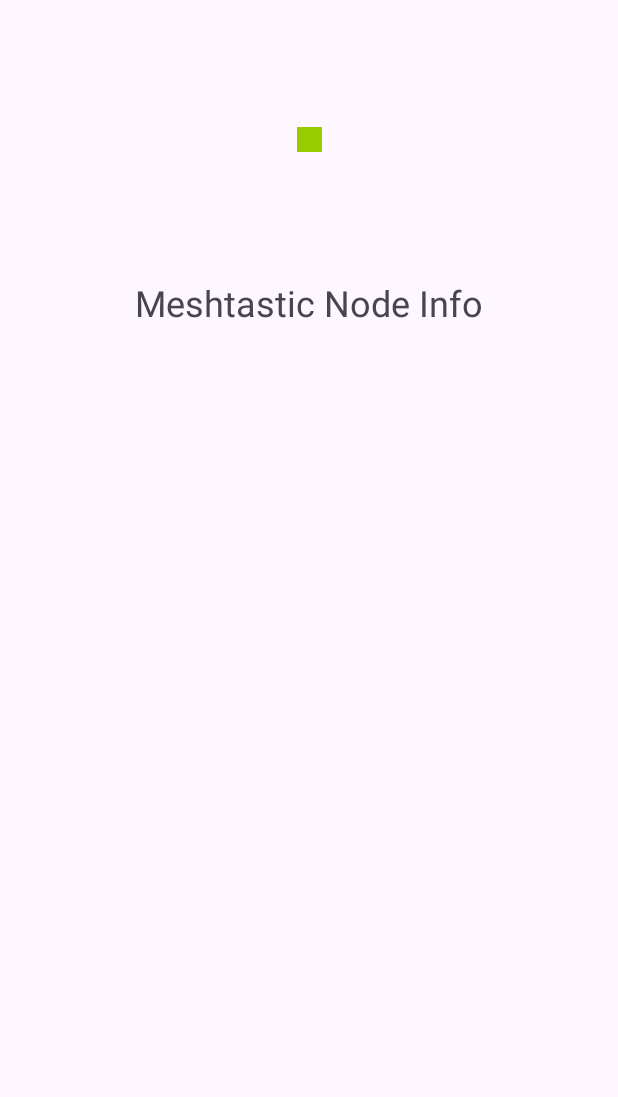
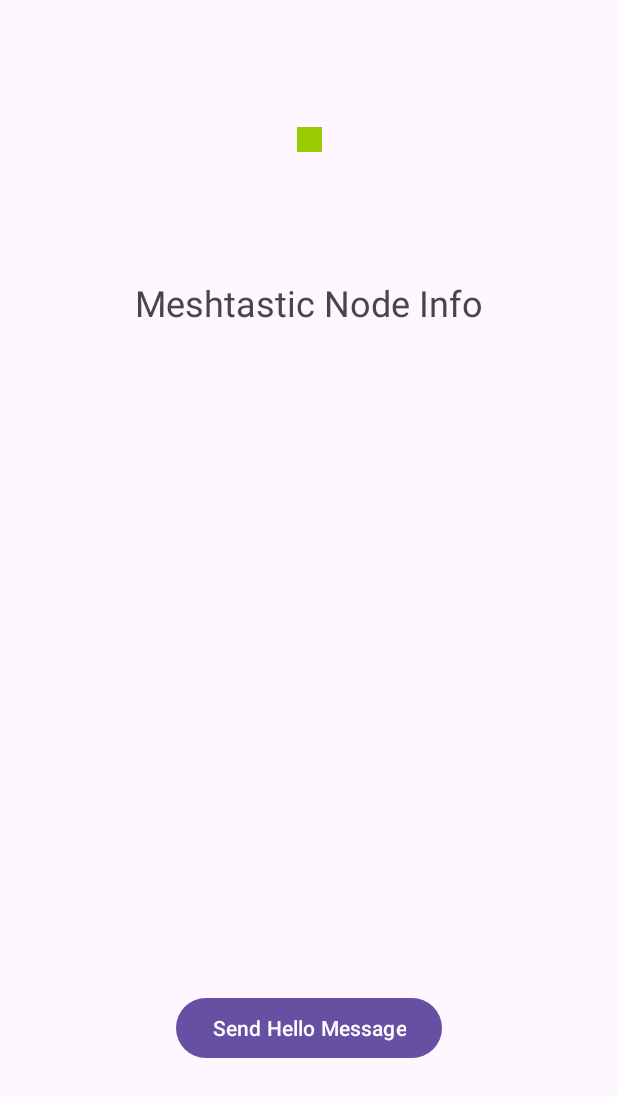
Before and after one commit to niccellular/MeshServiceExample, an Android app: the screen it shows after launch (MainActivity), on a phone screen of 412 x 824 dp. Shown: the top 1097 px of the screen. Run offline under Robolectric (Android 15) with nearby library versions, the phone set to English and light mode, and no system bars; libraries missing offline, so code that uses them is left out: com.geeksville.mesh; 1 statement that could not run was skipped.

Commit message:
Added an example of sending
This adds a button to send a canned message to the mesh.

```diff
--- a/app/src/main/java/com/meshtastic/android/meshserviceexample/MainActivity.java
+++ b/app/src/main/java/com/meshtastic/android/meshserviceexample/MainActivity.java
@@ -11,6 +11,7 @@ import android.os.Bundle;
 import android.os.IBinder;
 import android.util.Log;
 import android.view.View;
+import android.widget.Button;
 import android.widget.ImageView;
 import android.widget.TextView;
 
@@ -21,9 +22,12 @@ import androidx.core.graphics.Insets;
 import androidx.core.view.ViewCompat;
 import androidx.core.view.WindowInsetsCompat;
 
+import com.geeksville.mesh.DataPacket;
 import com.geeksville.mesh.IMeshService;
 import com.geeksville.mesh.MessageStatus;
 import com.geeksville.mesh.NodeInfo;
+import com.geeksville.mesh.Portnums;
+
 
 import java.util.Objects;
 
@@ -34,6 +38,7 @@ public class MainActivity extends AppCompatActivity {
     private ServiceConnection serviceConnection;
     private BroadcastReceiver meshtasticReceiver;
     private boolean isMeshServiceBound = false;
+    private Button sendButton;
 
     @RequiresApi(api = Build.VERSION_CODES.TIRAMISU)
     @Override
@@ -49,6 +54,25 @@ public class MainActivity extends AppCompatActivity {
 
         TextView mainTextView = findViewById(R.id.mainTextView);
         ImageView statusImageView = findViewById(R.id.statusImageView);
+        Button sendButton = findViewById(R.id.sendBtn);
+
+        sendButton.setOnClickListener(new View.OnClickListener() {
+            @Override
+            public void onClick(View v) {
+                if (meshService != null) {
+                    try {
+                        byte[] bytes = "Hello from MeshServiceExample".getBytes();
+                        DataPacket dataPacket = new DataPacket(DataPacket.ID_BROADCAST, bytes, Portnums.PortNum.TEXT_MESSAGE_APP_VALUE,  DataPacket.ID_LOCAL, System.currentTimeMillis(), 0, MessageStatus.UNKNOWN, 3, 0, true);
+                        meshService.send(dataPacket);
+                        Log.d(TAG, "Message sent successfully");
+                    } catch (Exception e) {
+                        Log.e(TAG, "Failed to send message", e);
+                    }
+                } else {
+                    Log.w(TAG, "MeshService is not bound, cannot send message");
+                }
+            }
+        });
 
         // Now you can call methods on meshService
         serviceConnection = new ServiceConnection() {
@@ -97,7 +121,7 @@ public class MainActivity extends AppCompatActivity {
                         break;
                     case "com.geeksville.mesh.MESH_CONNECTED": {
                         String extraConnected = intent.getStringExtra("com.geeksville.mesh.Connected");
-                        boolean connected = extraConnected.equals("CONNECTED");
+                        boolean connected = extraConnected.equalsIgnoreCase("connected");
                         Log.d(TAG, "Received ACTION_MESH_CONNECTED: " + extraConnected);
                         if (connected) {
                             statusImageView.setImageResource(android.R.color.holo_green_light);
@@ -106,7 +130,7 @@ public class MainActivity extends AppCompatActivity {
                     }
                     case "com.geeksville.mesh.MESH_DISCONNECTED": {
                         String extraConnected = intent.getStringExtra("com.geeksville.mesh.Disconnected");
-                        boolean disconnected = extraConnected.equals("DISCONNECTED");
+                        boolean disconnected = extraConnected.equalsIgnoreCase("disconnected");
                         Log.d(TAG, "Received ACTION_MESH_DISTCONNECTED: " + extraConnected);
                         if (disconnected) {
                             statusImageView.setImageResource(android.R.color.holo_red_light);
@@ -137,7 +161,7 @@ public class MainActivity extends AppCompatActivity {
         filter.addAction("com.geeksville.mesh.RECEIVED.POSITION_APP");
         filter.addAction("com.geeksville.mesh.MESH_CONNECTED");
         filter.addAction("com.geeksville.mesh.MESH_DISCONNECTED");
-        registerReceiver(meshtasticReceiver, filter, Context.RECEIVER_EXPORTED);
+        registerReceiver(meshtasticReceiver, filter, Context.RECEIVER_NOT_EXPORTED);
         Log.d(TAG, "Registered meshtasticPacketReceiver");
 
         while (!bindMeshService()) {
--- a/app/src/main/res/layout/activity_main.xml
+++ b/app/src/main/res/layout/activity_main.xml
@@ -37,4 +37,15 @@
         app:layout_constraintStart_toStartOf="parent"
         app:layout_constraintTop_toTopOf="parent" />
 
+    <Button
+        android:id="@+id/sendBtn"
+        android:layout_width="wrap_content"
+        android:layout_height="wrap_content"
+        android:text="@string/send_hello_message"
+        app:layout_constraintBottom_toBottomOf="parent"
+        app:layout_constraintEnd_toEndOf="parent"
+        app:layout_constraintStart_toStartOf="parent"
+        app:layout_constraintTop_toTopOf="parent"
+        app:layout_constraintVertical_bias="0.852" />
+
 </androidx.constraintlayout.widget.ConstraintLayout>
--- a/app/src/main/res/values/strings.xml
+++ b/app/src/main/res/values/strings.xml
@@ -1,3 +1,4 @@
 <resources>
     <string name="app_name">MeshServiceExample</string>
+    <string name="send_hello_message">Send Hello Message</string>
 </resources>
```
Also changed, not shown: 2 other files.
